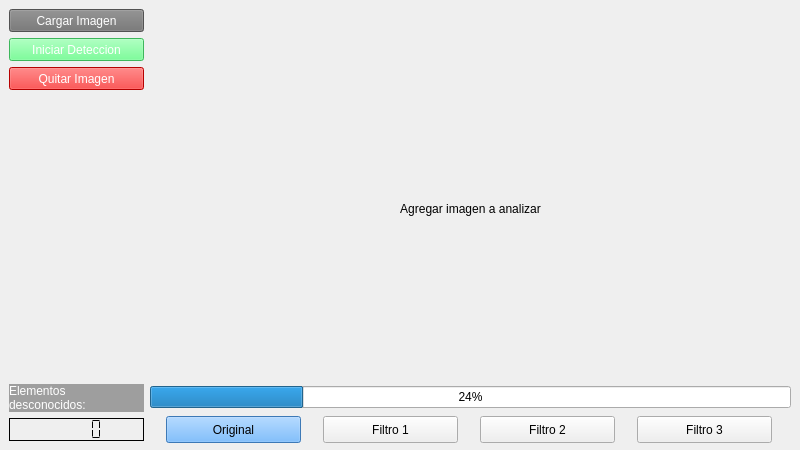
dvarasm/Python-Cientifico, file Proyecto/vista.ui: the form before one commit.
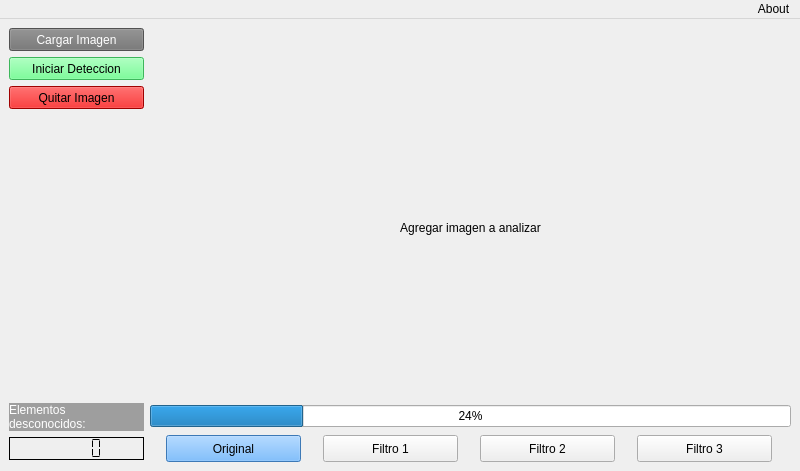
The form after the commit.

Commit message: Corecciones menores

```diff
--- a/Proyecto/vista.ui
+++ b/Proyecto/vista.ui
@@ -7,7 +7,7 @@
     <x>0</x>
     <y>0</y>
     <width>800</width>
-    <height>450</height>
+    <height>471</height>
    </rect>
   </property>
   <property name="windowTitle">
@@ -139,7 +139,7 @@
              <bool>false</bool>
             </property>
             <property name="styleSheet">
-             <string notr="true">color: rgb(255, 255, 255);
+             <string notr="true">
 font: 12pt &quot;MS Shell Dlg 2&quot;;
 background-color: rgb(85, 255, 127);</string>
             </property>
@@ -170,9 +170,9 @@
              </size>
             </property>
             <property name="styleSheet">
-             <string notr="true">color: rgb(255, 255, 255);
+             <string notr="true">
 font: 12pt &quot;MS Shell Dlg 2&quot;;
-background-color: rgb(255, 0, 0);</string>
+background-color: rgb(222, 0, 0);</string>
             </property>
             <property name="text">
              <string>Quitar Imagen</string>
@@ -431,6 +431,42 @@
     </item>
    </layout>
   </widget>
+  <widget class="QMenuBar" name="menuBar">
+   <property name="geometry">
+    <rect>
+     <x>0</x>
+     <y>0</y>
+     <width>800</width>
+     <height>21</height>
+    </rect>
+   </property>
+   <property name="layoutDirection">
+    <enum>Qt::RightToLeft</enum>
+   </property>
+   <widget class="QMenu" name="menuAutores">
+    <property name="title">
+     <string>About</string>
+    </property>
+    <addaction name="actionNatalia_Soto_Diego_Varas_2"/>
+    <addaction name="actionVersion_v1_0"/>
+   </widget>
+   <addaction name="menuAutores"/>
+  </widget>
+  <action name="actionNatalia_Soto_Diego_Varas">
+   <property name="text">
+    <string>Natalia Soto / Diego Varas</string>
+   </property>
+  </action>
+  <action name="actionVersion_v1_0">
+   <property name="text">
+    <string>Version v1.0</string>
+   </property>
+  </action>
+  <action name="actionNatalia_Soto_Diego_Varas_2">
+   <property name="text">
+    <string>Natalia Soto / Diego Varas</string>
+   </property>
+  </action>
  </widget>
  <resources/>
  <connections/>
```
The commit also changes 1 other file.
